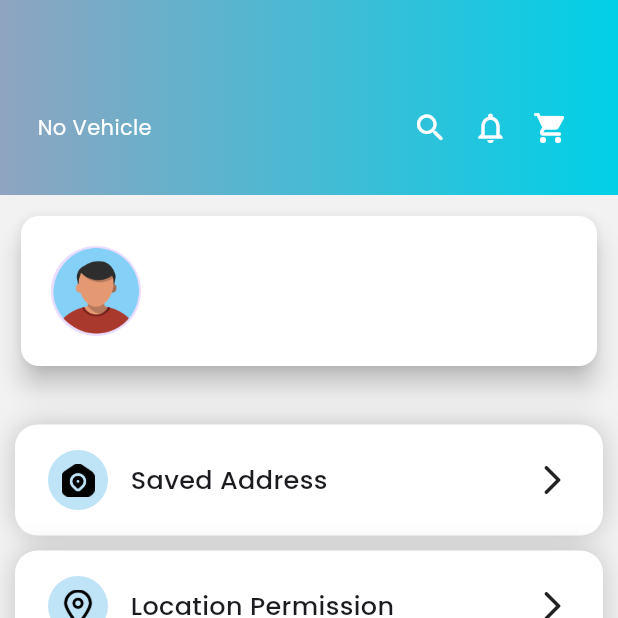
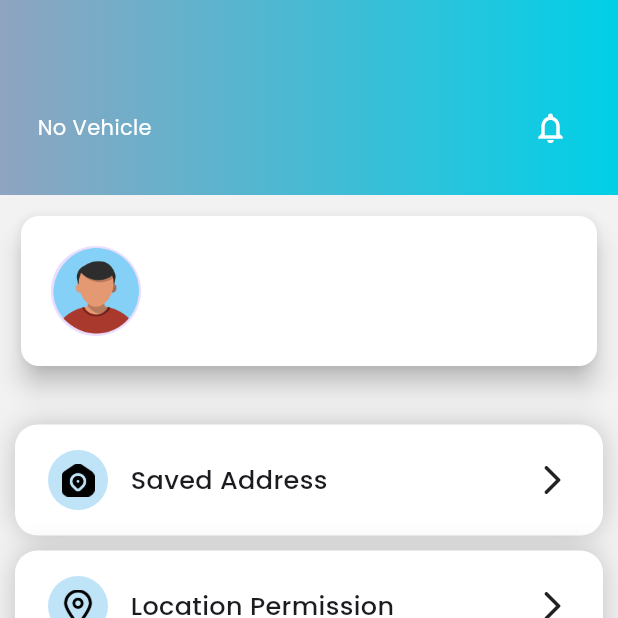
Before and after one commit to Amjad-Tp/autoshine, a Flutter app: the ProfileScreen screen opened directly, on a phone screen of 412 x 824 dp, the top half of it. Run offline on Flutter 3.47's test engine with Material 3 defaults, Android fonts, the light colour scheme and no system bars; our stand-ins replace carousel_slider, cloud_firestore, custom_navigation_bar, equatable, firebase_auth, firebase_core and 6 more; missing offline and left inert: icofont_flutter; accounts and stored records are empty.

Commit message:
Removed some bugs and remove icons from custom appbar

```diff
--- a/lib/controller/add_vehicle_contrller.dart
+++ b/lib/controller/add_vehicle_contrller.dart
@@ -13,6 +13,8 @@ class VehicleAddController extends GetxController {
   final modelController = TextEditingController();
 
   Rx<File?> selectedImage = Rx<File?>(null);
+
+  var isSubmitting = false.obs;
 
   void selectType(String type) {
     selectedVehicleType.value = type;
--- a/lib/screens/profile/profile_screen.dart
+++ b/lib/screens/profile/profile_screen.dart
@@ -20,7 +20,7 @@ class ProfileScreen extends StatelessWidget {
       backgroundColor: scaffoldColor,
       body: Column(
         children: [
-          CustomAppBar(title: 'user'),
+          CustomAppBar(),
           Expanded(
             child: SingleChildScrollView(
               child: Padding(
--- a/lib/widget/custom_app_bar.dart
+++ b/lib/widget/custom_app_bar.dart
@@ -7,10 +7,10 @@ import 'package:autoshine/values/colors.dart';
 import 'package:firebase_auth/firebase_auth.dart';
 import 'package:flutter/material.dart';
 import 'package:get/get.dart';
+import 'package:icofont_flutter/icofont_flutter.dart';
 
 class CustomAppBar extends StatelessWidget {
-  final String title;
-  const CustomAppBar({super.key, required this.title});
+  const CustomAppBar({super.key});
 
   @override
   Widget build(BuildContext context) {
@@ -53,20 +53,25 @@ class CustomAppBar extends StatelessWidget {
               },
             ),
 
+            iconButton(
+              Icons.notifications_outlined,
+              () => Get.to(NotificationScreen()),
+            ),
+
             // Icons
-            Row(
-              children: [
-                iconButton(Icons.search_rounded, () => Get.to(SearchScreen())),
-                iconButton(
-                  Icons.notifications_outlined,
-                  () => Get.to(NotificationScreen()),
-                ),
-                iconButton(
-                  Icons.shopping_cart_rounded,
-                  () => Get.to(CartScreen()),
-                ),
-              ],
-            ),
+            // Row(
+            //   children: [
+            //     iconButton(Icons.search_rounded, () => Get.to(SearchScreen())),
+            //     iconButton(
+            //       Icons.notifications_outlined,
+            //       () => Get.to(NotificationScreen()),
+            //     ),
+            //     iconButton(
+            //       Icons.shopping_cart_rounded,
+            //       () => Get.to(CartScreen()),
+            //     ),
+            //   ],
+            // ),
           ],
         ),
       ),
@@ -98,7 +103,7 @@ class HomeAppbar extends StatelessWidget {
           padding: const EdgeInsets.only(top: 25, left: 25, right: 25),
           child: Column(
             children: [
-              // Top Row: Welcome and Icons
+              // Welcome and Icons
               Row(
                 mainAxisAlignment: MainAxisAlignment.spaceBetween,
                 children: [
@@ -187,11 +192,8 @@ class HomeAppbar extends StatelessWidget {
                                                 padding: const EdgeInsets.all(
                                                   3.0,
                                                 ),
-                                                child: Image.asset(
-                                                  'assets/icons/before_login/suv_black.png',
-                                                  fit: BoxFit.cover,
-                                                  width: 50,
-                                                  height: 50,
+                                                child: Icon(
+                                                  IcoFontIcons.carAlt2,
                                                 ),
                                               ),
                                             ),
```
Also changed, not shown: lib/screens/add vehicle/car_add_screen.dart (+60 -11 lines), lib/screens/cart_screen.dart (+9 -1 lines), lib/screens/home/home_screen.dart (+14 -6 lines), lib/screens/order_screen.dart (+9 -1 lines), lib/screens/support_screen.dart (+9 -1 lines).
